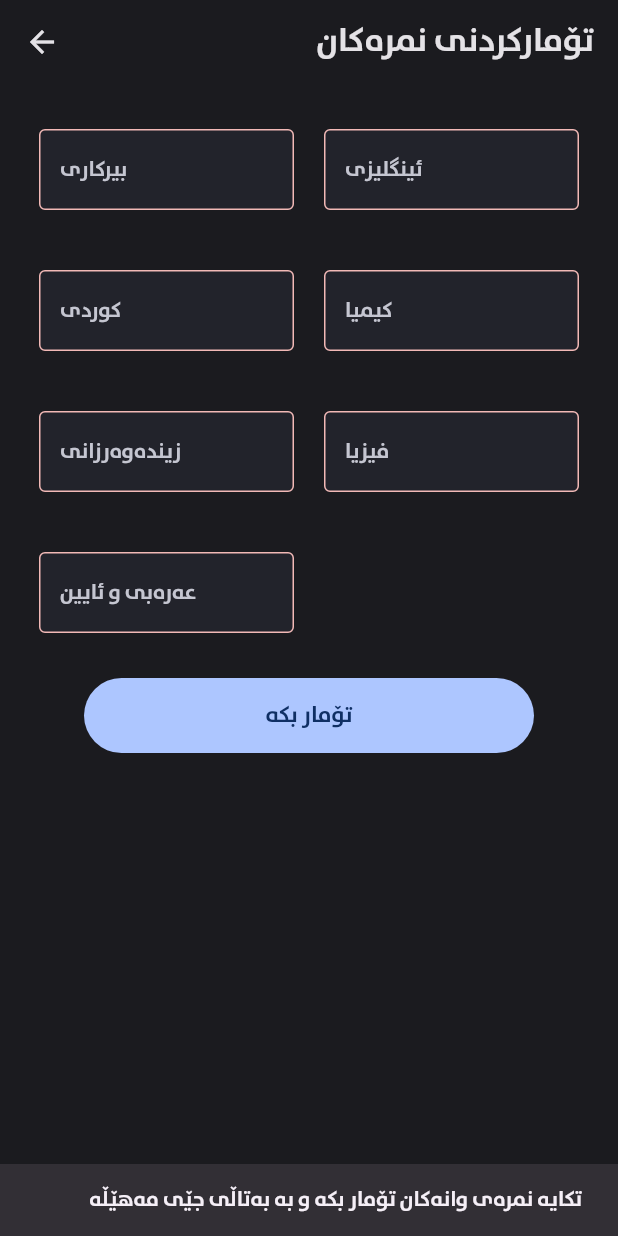
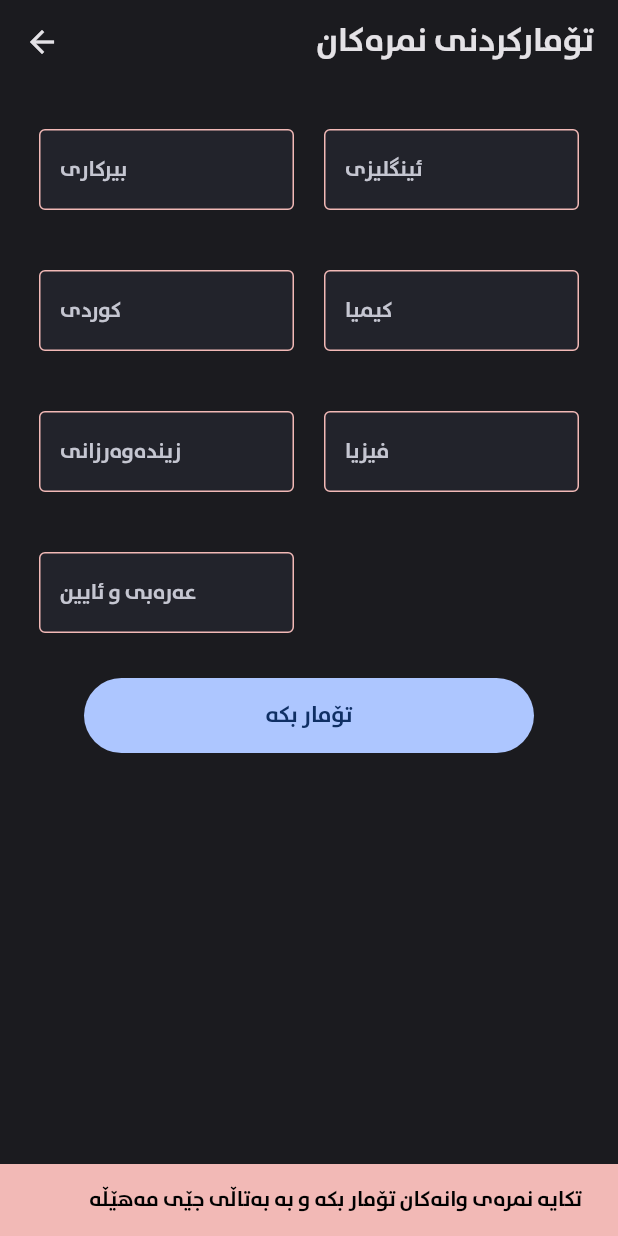
Before and after one commit to akar-jaza/bashakam, a Flutter app: the TomarkrdniNmrayZanstiPage screen opened directly, after a tap on "تۆمار بکە", on a phone screen of 412 x 824 dp. Run offline on Flutter 3.47's test engine with Material 2 defaults, Android fonts, the phone set to English and light mode, and no system bars; our stand-ins replace flutter_svg.

Commit message:
before changing inkwell

```diff
--- a/lib/Screens/nmrakanm_screen/tomarkrdni_nmrkakan/tomarkrdni_nmray_zansty.dart
+++ b/lib/Screens/nmrakanm_screen/tomarkrdni_nmrkakan/tomarkrdni_nmray_zansty.dart
@@ -113,11 +113,13 @@ class _TomarkrdniNmrayZanstiPageState extends State<TomarkrdniNmrayZanstiPage> {
 
       ScaffoldMessenger.of(context).showSnackBar(
         SnackBar(
+          backgroundColor: ThemeColors.kTextfieledIsEmptyColor,
           content: Text(
             'تکایە نمرەی وانەکان تۆمار بکە و بە بەتاڵی جێی مەهێڵە',
             textAlign: TextAlign.end,
             style: TextStyle(
               fontFamily: 'rabarBold',
+              color: Colors.black,
             ),
           ),
         ),
```
